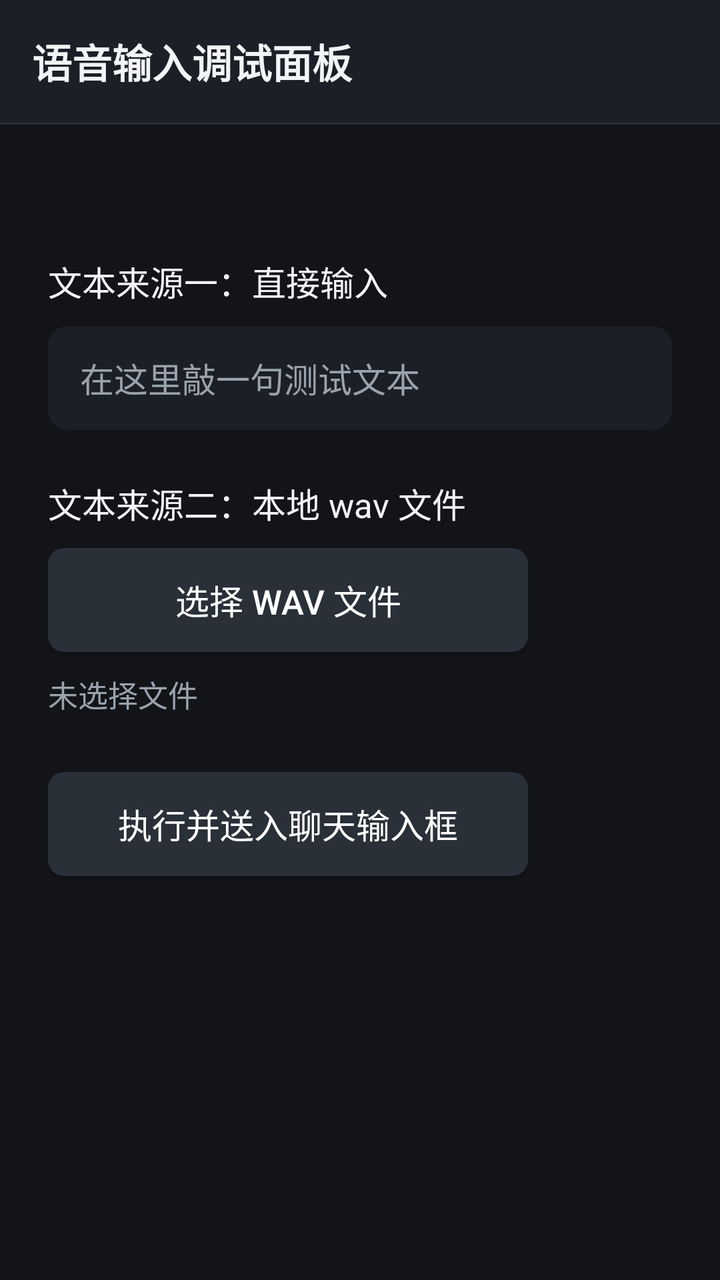
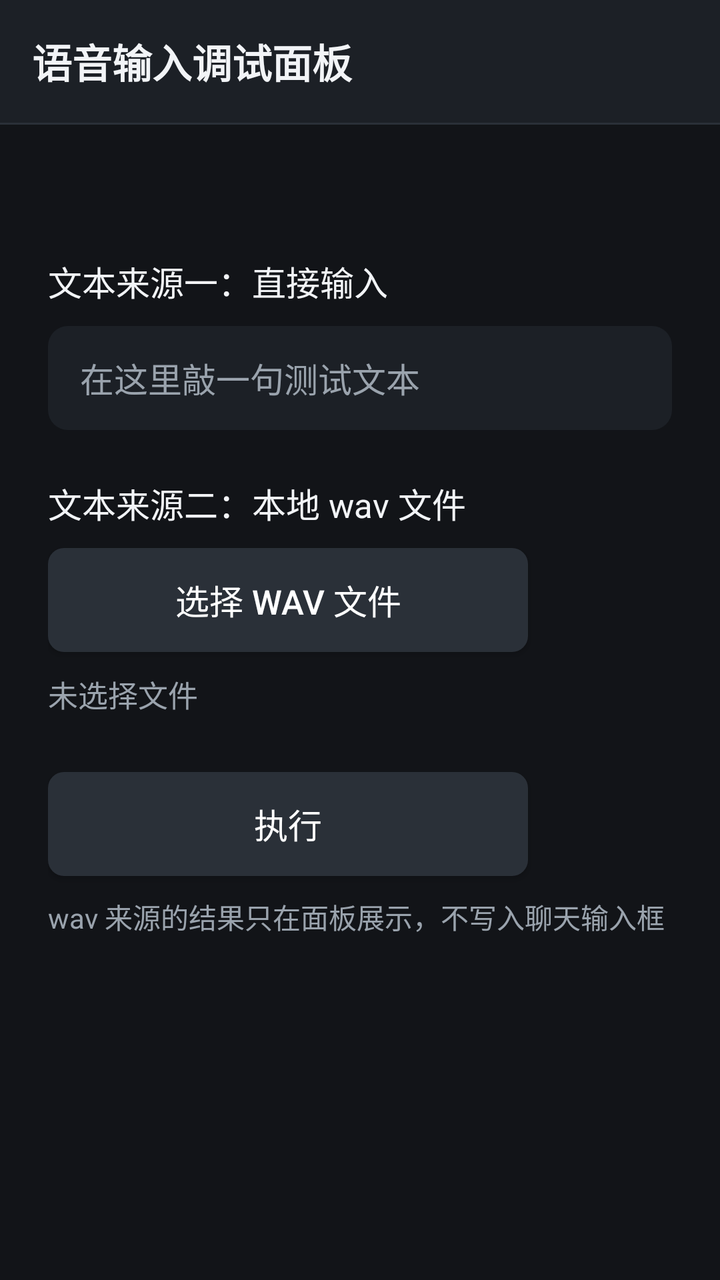

Screens rendered from an Android XML layout before and after an edit, with the pre-edit source and the edit as a unified diff.
<!-- AndroidManifest.xml: application theme Theme.YunHuTv -->
<!-- res/layout/activity_voice_debug.xml -->
<?xml version="1.0" encoding="utf-8"?>
<LinearLayout xmlns:android="http://schemas.android.com/apk/res/android"
    android:layout_width="match_parent"
    android:layout_height="match_parent"
    android:orientation="vertical">

    <TextView
        android:layout_width="match_parent"
        android:layout_height="wrap_content"
        android:background="@color/panel"
        android:padding="16dp"
        android:text="语音输入调试面板"
        android:textColor="@color/text_primary"
        android:textSize="20sp"
        android:textStyle="bold" />

    <View
        android:layout_width="match_parent"
        android:layout_height="1dp"
        android:background="@color/panel_focus" />

    <ScrollView
        android:layout_width="match_parent"
        android:layout_height="match_parent">

        <LinearLayout
            android:layout_width="match_parent"
            android:layout_height="wrap_content"
            android:orientation="vertical"
            android:padding="24dp">

            <TextView
                android:id="@+id/tv_impl"
                android:layout_width="wrap_content"
                android:layout_height="wrap_content"
                android:textColor="@color/text_secondary"
                android:textSize="16sp" />

            <TextView
                android:layout_width="wrap_content"
                android:layout_height="wrap_content"
                android:layout_marginTop="20dp"
                android:text="文本来源一：直接输入"
                android:textColor="@color/text_primary"
                android:textSize="17sp" />

            <EditText
                android:id="@+id/et_text"
                android:layout_width="match_parent"
                android:layout_height="52dp"
                android:layout_marginTop="10dp"
                android:background="@drawable/bg_input"
                android:hint="在这里敲一句测试文本"
                android:inputType="text"
                android:maxLines="1"
                android:paddingStart="16dp"
                android:paddingEnd="16dp"
                android:singleLine="true"
                android:textColor="@color/text_primary"
                android:textColorHint="@color/text_secondary"
                android:textSize="17sp" />

            <TextView
                android:layout_width="wrap_content"
                android:layout_height="wrap_content"
                android:layout_marginTop="24dp"
                android:text="文本来源二：本地 wav 文件"
                android:textColor="@color/text_primary"
                android:textSize="17sp" />

            <Button
                android:id="@+id/btn_pick_wav"
                android:layout_width="240dp"
                android:layout_height="52dp"
                android:layout_marginTop="10dp"
                android:background="@drawable/bg_button_focus"
                android:text="选择 wav 文件"
                android:textColor="@color/white"
                android:textSize="17sp" />

            <TextView
                android:id="@+id/tv_wav"
                android:layout_width="match_parent"
                android:layout_height="wrap_content"
                android:layout_marginTop="10dp"
                android:ellipsize="middle"
                android:maxLines="2"
                android:text="未选择文件"
                android:textColor="@color/text_secondary"
                android:textSize="15sp" />

            <Button
                android:id="@+id/btn_dispatch"
                android:layout_width="240dp"
                android:layout_height="52dp"
                android:layout_marginTop="28dp"
                android:background="@drawable/bg_button_focus"
                android:text="执行并送入聊天输入框"
                android:textColor="@color/white"
                android:textSize="17sp" />

            <TextView
                android:id="@+id/tv_status"
                android:layout_width="match_parent"
                android:layout_height="wrap_content"
                android:layout_marginTop="18dp"
                android:textColor="@color/text_secondary"
                android:textSize="16sp" />
        </LinearLayout>
    </ScrollView>
</LinearLayout>
<!-- resources referenced by this layout -->
<resources>
  <color name="panel">#FF1C2026</color>
  <color name="panel_focus">#FF2A3038</color>
  <color name="text_primary">#FFF2F4F7</color>
  <color name="text_secondary">#FF9AA3AD</color>
  <color name="white">#FFFFFFFF</color>
  <!-- drawable bg_button_focus (drawable) -->
  <?xml version="1.0" encoding="utf-8"?>
  <selector xmlns:android="http://schemas.android.com/apk/res/android">
      <item android:state_focused="true">
          <shape android:shape="rectangle">
              <solid android:color="@color/accent" />
              <corners android:radius="8dp" />
          </shape>
      </item>
      <item>
          <shape android:shape="rectangle">
              <solid android:color="@color/panel_focus" />
              <corners android:radius="8dp" />
          </shape>
      </item>
  </selector>
  <!-- drawable bg_input (drawable) -->
  <?xml version="1.0" encoding="utf-8"?>
  <selector xmlns:android="http://schemas.android.com/apk/res/android">
      <item android:state_focused="true">
          <shape android:shape="rectangle">
              <solid android:color="@color/panel_focus" />
              <stroke android:width="2dp" android:color="@color/accent" />
              <corners android:radius="10dp" />
          </shape>
      </item>
      <item>
          <shape android:shape="rectangle">
              <solid android:color="@color/panel" />
              <corners android:radius="10dp" />
          </shape>
      </item>
  </selector>
  <style name="Theme.YunHuTv" parent="Theme.AppCompat.NoActionBar">
          <item name="android:windowBackground">@color/bg</item>
          <item name="colorAccent">@color/accent</item>
          <item name="android:colorForeground">@color/panel_focus</item>
          <item name="android:textColorPrimary">@color/text_primary</item>
          <item name="android:textColorSecondary">@color/text_secondary</item>
          <item name="android:editTextColor">@color/text_primary</item>
          <item name="android:textColorHint">@color/text_secondary</item>
      </style>
  <color name="accent">#FF4FC3F7</color>
  <color name="bg">#FF121418</color>
</resources>

<!-- the commit's change to res/layout/activity_voice_debug.xml (unified diff, before → after) -->
@@ -95,9 +95,17 @@
                 android:layout_height="52dp"
                 android:layout_marginTop="28dp"
                 android:background="@drawable/bg_button_focus"
-                android:text="执行并送入聊天输入框"
+                android:text="执行"
                 android:textColor="@color/white"
                 android:textSize="17sp" />
+
+            <TextView
+                android:layout_width="match_parent"
+                android:layout_height="wrap_content"
+                android:layout_marginTop="10dp"
+                android:text="wav 来源的结果只在面板展示，不写入聊天输入框"
+                android:textColor="@color/text_secondary"
+                android:textSize="14sp" />
 
             <TextView
                 android:id="@+id/tv_status"
